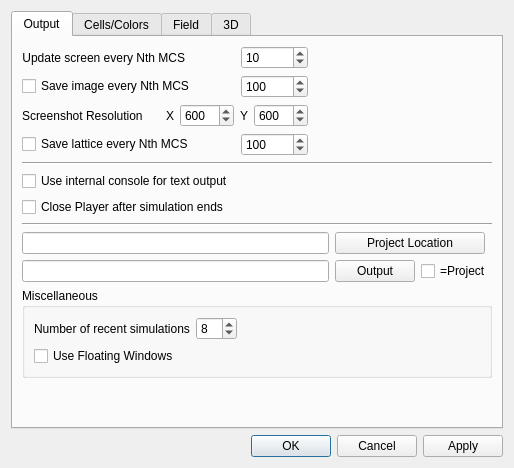
First picture: the form in CompuCell3D/player/Configuration/cc3D_prefs.ui, repository CompuCell3D/CompuCell3D, before the edit.
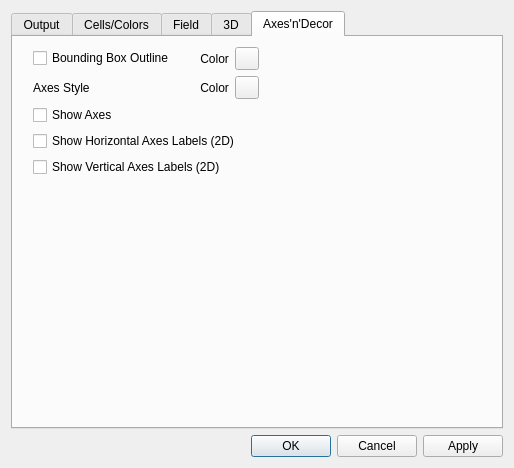
Second picture: the form after the edit.

The edit to the form file:
```diff
--- a/CompuCell3D/player/Configuration/cc3D_prefs.ui
+++ b/CompuCell3D/player/Configuration/cc3D_prefs.ui
@@ -20,7 +20,7 @@
       <string>When checked uses floating window layout instead of Multi Document Interface</string>
      </property>
      <property name="currentIndex">
-      <number>0</number>
+      <number>4</number>
      </property>
      <widget class="QWidget" name="tab_output">
       <attribute name="title">
@@ -1489,45 +1489,7 @@
          <item>
           <layout class="QVBoxLayout" name="verticalLayout_4">
            <item>
-            <layout class="QHBoxLayout" name="horizontalLayout_10">
-             <item>
-              <widget class="QCheckBox" name="boundingBoxCheckBox">
-               <property name="text">
-                <string>Bounding Box Outline</string>
-               </property>
-              </widget>
-             </item>
-             <item>
-              <spacer name="horizontalSpacer_18">
-               <property name="orientation">
-                <enum>Qt::Horizontal</enum>
-               </property>
-               <property name="sizeHint" stdset="0">
-                <size>
-                 <width>40</width>
-                 <height>20</height>
-                </size>
-               </property>
-              </spacer>
-             </item>
-             <item>
-              <widget class="QLabel" name="label_12">
-               <property name="text">
-                <string>    Color</string>
-               </property>
-              </widget>
-             </item>
-             <item>
-              <widget class="QToolButton" name="boundingBoxColorButton">
-               <property name="enabled">
-                <bool>true</bool>
-               </property>
-               <property name="text">
-                <string/>
-               </property>
-              </widget>
-             </item>
-            </layout>
+            <layout class="QHBoxLayout" name="horizontalLayout_10"/>
            </item>
            <item>
             <layout class="QHBoxLayout" name="horizontalLayout_12">
@@ -1602,6 +1564,130 @@
        </item>
       </layout>
      </widget>
+     <widget class="QWidget" name="tab">
+      <attribute name="title">
+       <string>Axes'n'Decor</string>
+      </attribute>
+      <widget class="QWidget" name="">
+       <property name="geometry">
+        <rect>
+         <x>20</x>
+         <y>10</y>
+         <width>226</width>
+         <height>130</height>
+        </rect>
+       </property>
+       <layout class="QVBoxLayout" name="verticalLayout_23">
+        <item>
+         <layout class="QHBoxLayout" name="horizontalLayout_29">
+          <item>
+           <widget class="QCheckBox" name="boundingBoxCheckBox">
+            <property name="text">
+             <string>Bounding Box Outline</string>
+            </property>
+           </widget>
+          </item>
+          <item>
+           <spacer name="horizontalSpacer_19">
+            <property name="orientation">
+             <enum>Qt::Horizontal</enum>
+            </property>
+            <property name="sizeHint" stdset="0">
+             <size>
+              <width>18</width>
+              <height>20</height>
+             </size>
+            </property>
+           </spacer>
+          </item>
+          <item>
+           <widget class="QLabel" name="label_12">
+            <property name="text">
+             <string>    Color</string>
+            </property>
+           </widget>
+          </item>
+          <item>
+           <widget class="QToolButton" name="boundingBoxColorButton">
+            <property name="enabled">
+             <bool>true</bool>
+            </property>
+            <property name="text">
+             <string/>
+            </property>
+           </widget>
+          </item>
+         </layout>
+        </item>
+        <item>
+         <layout class="QVBoxLayout" name="verticalLayout">
+          <item>
+           <layout class="QHBoxLayout" name="horizontalLayout_31">
+            <item>
+             <widget class="QLabel" name="label_20">
+              <property name="text">
+               <string>Axes Style</string>
+              </property>
+             </widget>
+            </item>
+            <item>
+             <spacer name="horizontalSpacer_20">
+              <property name="orientation">
+               <enum>Qt::Horizontal</enum>
+              </property>
+              <property name="sizeHint" stdset="0">
+               <size>
+                <width>40</width>
+                <height>20</height>
+               </size>
+              </property>
+             </spacer>
+            </item>
+            <item>
+             <widget class="QLabel" name="label_21">
+              <property name="text">
+               <string>    Color</string>
+              </property>
+             </widget>
+            </item>
+            <item>
+             <widget class="QToolButton" name="axesColorButton">
+              <property name="enabled">
+               <bool>true</bool>
+              </property>
+              <property name="text">
+               <string/>
+              </property>
+             </widget>
+            </item>
+           </layout>
+          </item>
+          <item>
+           <widget class="QCheckBox" name="showAxesCB">
+            <property name="text">
+             <string>Show Axes</string>
+            </property>
+           </widget>
+          </item>
+          <item>
+           <widget class="QCheckBox" name="showHorizontalAxesLabelsCB">
+            <property name="text">
+             <string>Show Horizontal Axes Labels (2D)</string>
+            </property>
+           </widget>
+          </item>
+          <item>
+           <widget class="QCheckBox" name="showVerticalAxesLabelsCB">
+            <property name="text">
+             <string>Show Vertical Axes Labels (2D)</string>
+            </property>
+           </widget>
+          </item>
+         </layout>
+        </item>
+       </layout>
+      </widget>
+     </widget>
     </widget>
    </item>
    <item>
```
Left out of the diff: 40 changed lines with no effect on the pictures.
